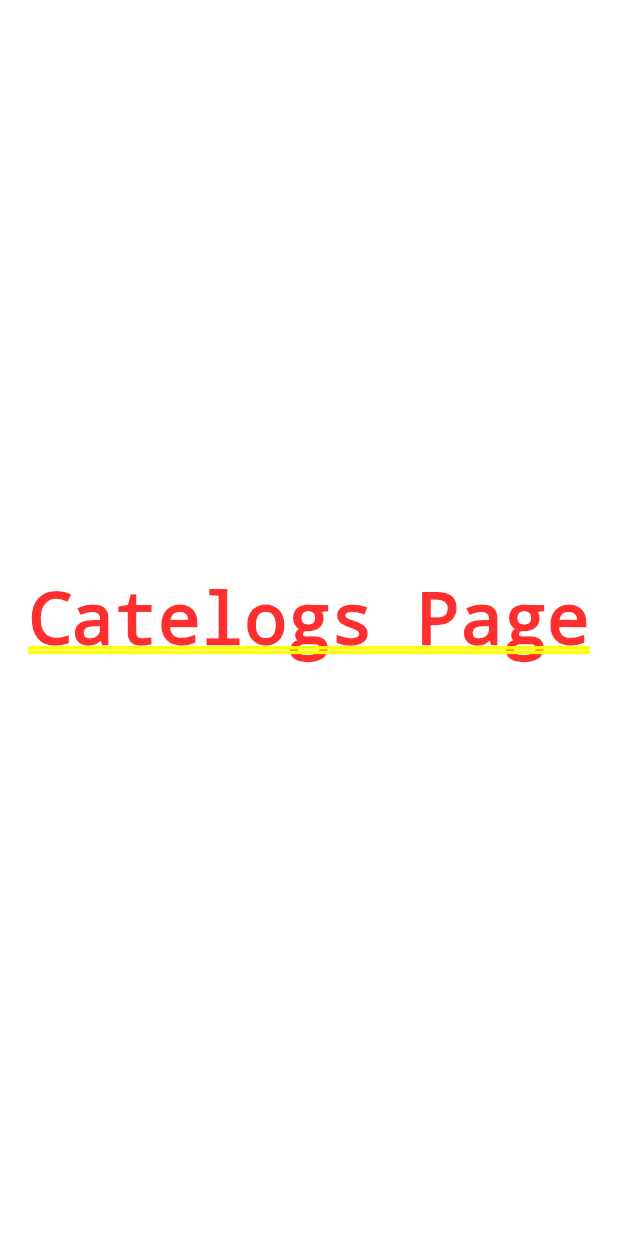
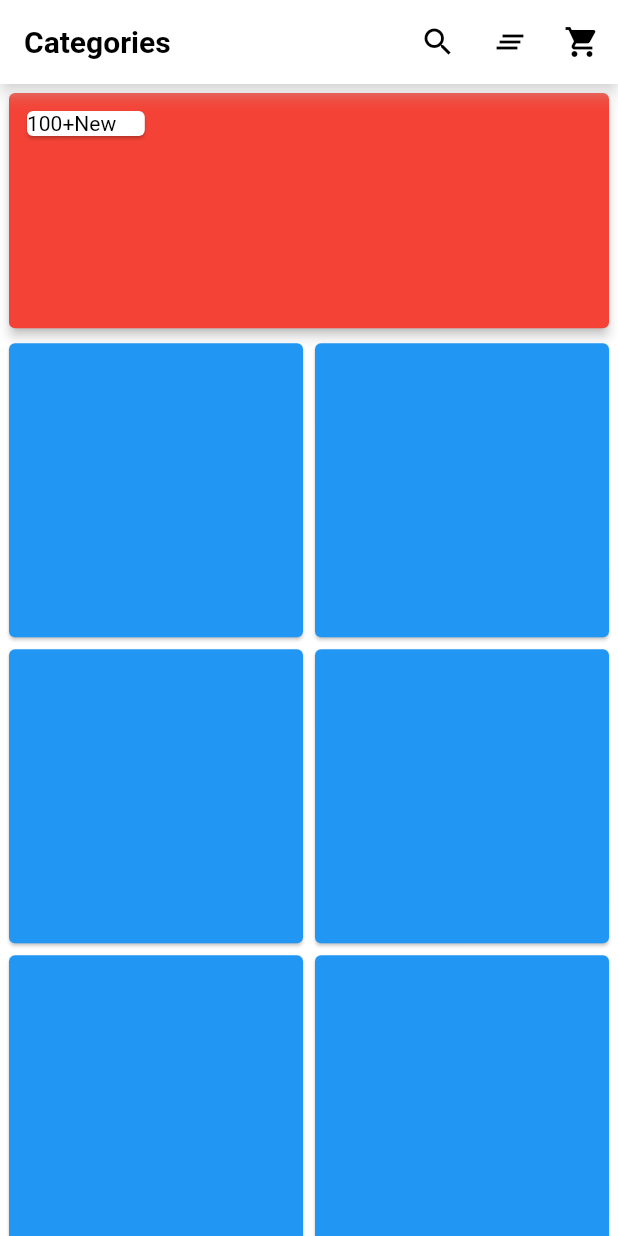
Before and after one commit to muhammedbadusha/ShoppMy_EcommerceApp, a Flutter app: the screen it shows after launch, item 2 of the bottom bar chosen, on a phone screen of 412 x 824 dp. Run offline on Flutter 3.47's test engine with Material 2 defaults, Android fonts, the phone set to English and light mode, and no system bars; our stand-ins replace bloc, flutter_bloc, flutter_custom_clippers, google_fonts, shared_preferences; missing offline and left inert: flutter_overlay_loader; network calls fail; Roboto replaces fonts that are missing (Mukta).

Commit message:
last catogories ui

```diff
--- a/lib/ApiCalls/ProductApi.dart
+++ b/lib/ApiCalls/ProductApi.dart
@@ -12,4 +12,8 @@ class ProductApi{
     Response response=await apiClient.invokeAPI(path, 'GET', null);
     return AllProductModel.listFromJson(jsonDecode(response.body));
   }
+  Future <AllProductModel> idProductFunction()async{
+    Response response =await apiClient.invokeAPI(path, "GET", null);
+    return AllProductModel.fromJson(response.body);
+  }
 }
--- /dev/null
+++ b/lib/Blocs/IdProductsBloc/id_products_event.dart
@@ -0,0 +1,4 @@
+part of 'id_products_bloc.dart';
+
+@immutable
+abstract class IdProductsEvent {}
--- /dev/null
+++ b/lib/Blocs/IdProductsBloc/id_products_state.dart
@@ -0,0 +1,6 @@
+part of 'id_products_bloc.dart';
+
+@immutable
+abstract class IdProductsState {}
+
+class IdProductsInitial extends IdProductsState {}
--- a/lib/ScreenPages/CatalogsPage.dart
+++ /dev/null
@@ -1,13 +0,0 @@
-import 'package:flutter/material.dart';
-class CatalogsPage extends StatelessWidget {
-  const CatalogsPage({Key? key}) : super(key: key);
-
-  @override
-  Widget build(BuildContext context) {
-    return Container(
-      child: Center(
-        child: Text('Catelogs Page'),
-      ),
-    );
-  }
-}
--- /dev/null
+++ b/lib/ScreenPages/CategoriesPage.dart
@@ -0,0 +1,109 @@
+import 'package:flutter/cupertino.dart';
+import 'package:flutter/material.dart';
+import 'package:flutter/widgets.dart';
+import 'package:google_fonts/google_fonts.dart';
+
+class CategoriesPage extends StatefulWidget {
+  const CategoriesPage({Key? key}) : super(key: key);
+
+  @override
+  State<CategoriesPage> createState() => _CategoriesPageState();
+}
+
+class _CategoriesPageState extends State<CategoriesPage> {
+  @override
+  Widget build(BuildContext context) {
+    return Scaffold(
+      backgroundColor: Colors.white70,
+      appBar: AppBar(
+        actions: [
+          IconButton(
+              onPressed: () {},
+              icon: Icon(
+                Icons.search,
+                color: Colors.black,
+              )),
+          IconButton(
+              onPressed: () {},
+              icon: Icon(
+                Icons.clear_all,
+                color: Colors.black,
+              )),
+          IconButton(
+              onPressed: () {},
+              icon: Icon(
+                Icons.shopping_cart,
+                color: Colors.black,
+              )),
+        ],
+        backgroundColor: Colors.white,
+        shadowColor: Colors.white,
+        automaticallyImplyLeading: false,
+        title: Text(
+          'Categories',
+          style: TextStyle(
+              color: Colors.black, fontSize: 20, fontWeight: FontWeight.w700),
+        ),
+      ),
+      body: LayoutBuilder(builder: (context, constraints) {
+        return SingleChildScrollView(
+
+          child: ConstrainedBox(
+            constraints: BoxConstraints(minHeight: constraints.maxHeight),
+            child: Column(
+              mainAxisAlignment: MainAxisAlignment.start,
+              children: [
+                Padding(
+                  padding: const EdgeInsets.all(2),
+                  child: Container(
+                    height: MediaQuery.of(context).size.height * .20,
+                    width: MediaQuery.of(context).size.width,
+                    child: Card(
+                      color: Colors.red,
+                      elevation: 3,
+                      child: Column(
+                      crossAxisAlignment: CrossAxisAlignment.start,
+                        children: [
+                          Padding(
+                            padding: const EdgeInsets.only(left: 8,top: 8),
+                            child: Container(
+                              height: MediaQuery.of(context).size.height *.03,
+                              width: MediaQuery.of(context).size.width*.21,
+                              child: Card(
+
+                                child: Text("100+New",style:GoogleFonts.mukta(textStyle: TextStyle(color: Colors.black))
+                               // TextStyle(color: Colors.black,fontWeight: FontWeight.w400),
+                                ),),
+                            ),
+                          ),
+
+                        ],
+                      ),
+                    ),
+                  ),
+                ),
+                Padding(
+                  padding: const EdgeInsets.only(left: 2,right: 2),
+                  child: GridView.builder(
+                      physics: ScrollPhysics(),
+                      scrollDirection: Axis.vertical,
+                      shrinkWrap: true,
+                      gridDelegate: SliverGridDelegateWithFixedCrossAxisCount(
+
+                          crossAxisCount: 2),
+                      itemCount: 10,
+
+                      itemBuilder: (BuildContext context, int index) {
+                        return Card(
+                          color: Colors.blue,
+                        );
+                      }),
+                )
+              ],
+            ),
+          ),
+        );
+      }),
+    );
+  }
+}
--- a/lib/main.dart
+++ b/lib/main.dart
@@ -6,8 +6,11 @@ import 'package:orgfirstproject/Blocs/AllProductsBloc/all_productsbloc_bloc.dart
 import 'package:orgfirstproject/Blocs/LoginBloc/loginbloc_bloc.dart';
 import 'package:orgfirstproject/Blocs/Passwordeye/hide_text_bloc.dart';
 import 'package:orgfirstproject/Blocs/SignupBloc/signupbloc_bloc.dart';
+import 'package:orgfirstproject/ScreenPages/CategoriesPage.dart';
+import 'package:orgfirstproject/ScreenPages/HelpPage.dart';
 import 'package:orgfirstproject/ScreenPages/HomeScreen.dart';
 import 'package:orgfirstproject/ScreenPages/LoginPage.dart';
+import 'package:orgfirstproject/ScreenPages/OrdersPage.dart';
 import 'package:orgfirstproject/ScreenPages/SplashScreen.dart';
 
 
```
Also changed, not shown: lib/Blocs/IdProductsBloc/id_products_bloc.dart (added, +15 -0 lines), lib/ScreenPages/AccountPage.dart (+30 -16 lines), lib/ScreenPages/CollectionsPage.dart (deleted, +0 -13 lines), lib/ScreenPages/HelpPage.dart (added, +43 -0 lines), lib/ScreenPages/HomeScreen.dart (+33 -15 lines), lib/ScreenPages/OrdersPage.dart (+16 -4 lines).
